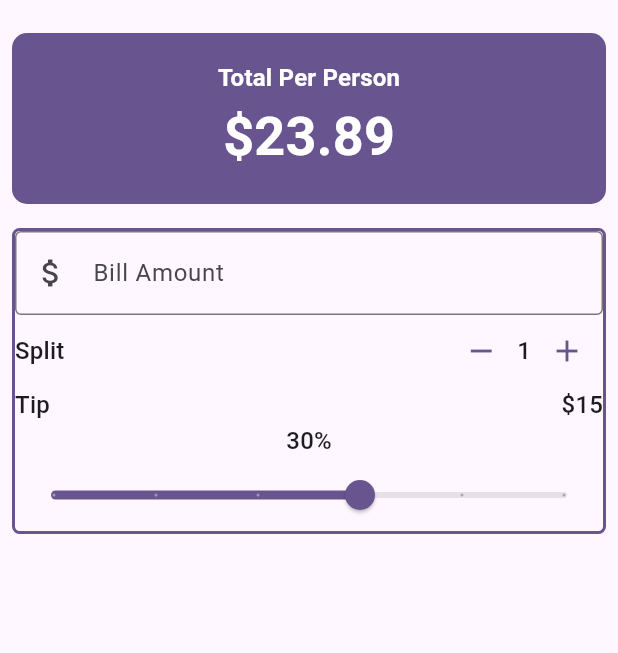
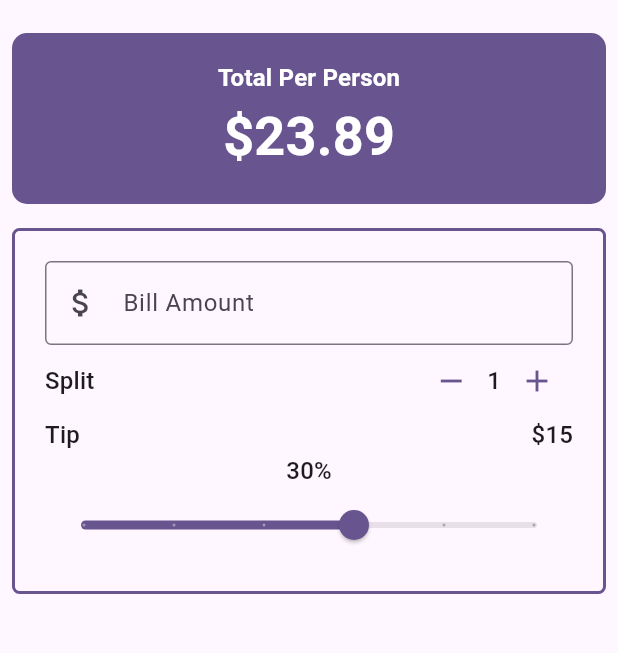
Before and after one commit to lightrao/p24_tip_calculator, a Flutter app: the screen it shows after launch, on a phone screen of 412 x 824 dp, the part 63-716 px from its top. Run offline on Flutter 3.47's test engine with Material 3 defaults, Android fonts, the phone set to English and light mode, and no system bars.

Commit message:
Refactor the BillAmount TextField

```diff
--- a/lib/main.dart
+++ b/lib/main.dart
@@ -1,4 +1,5 @@
 import 'package:flutter/material.dart';
+import 'package:p24_tip_calculator/widgets/bill_amount_field.dart';
 import 'package:p24_tip_calculator/widgets/person_counter.dart';
 import 'package:p24_tip_calculator/widgets/tip_slider.dart';
 
@@ -92,6 +93,7 @@
             Padding(
               padding: const EdgeInsets.all(8.0),
               child: Container(
+                padding: const EdgeInsets.all(20),
                 decoration: BoxDecoration(
                   borderRadius: BorderRadius.circular(
                     5,
@@ -103,16 +105,11 @@
                 ),
                 child: Column(
                   children: [
-                    TextField(
-                      decoration: InputDecoration(
-                        border: OutlineInputBorder(),
-                        prefixIcon: Icon(Icons.attach_money),
-                        labelText: 'Bill Amount',
-                      ),
-                      keyboardType: TextInputType.number,
-                      onChanged: (value) {
-                        print(value);
+                    BillAmountField(
+                      onChanged: (String value) {
+                        print("Bill Amount: $value");
                       },
+                      billAmount: '100',
                     ),
                     Row(
                       mainAxisAlignment: MainAxisAlignment.spaceBetween,
--- /dev/null
+++ b/lib/widgets/bill_amount_field.dart
@@ -0,0 +1,27 @@
+import 'package:flutter/material.dart';
+
+class BillAmountField extends StatelessWidget {
+  const BillAmountField({
+    super.key,
+    required this.billAmount,
+    required this.onChanged,
+  });
+
+  final String billAmount;
+  final ValueChanged<String> onChanged;
+
+  @override
+  Widget build(BuildContext context) {
+    return TextField(
+      decoration: InputDecoration(
+        border: OutlineInputBorder(),
+        prefixIcon: Icon(Icons.attach_money),
+        labelText: 'Bill Amount',
+      ),
+      keyboardType: TextInputType.number,
+      onChanged: (value) {
+        onChanged(value);
+      },
+    );
+  }
+}
```
